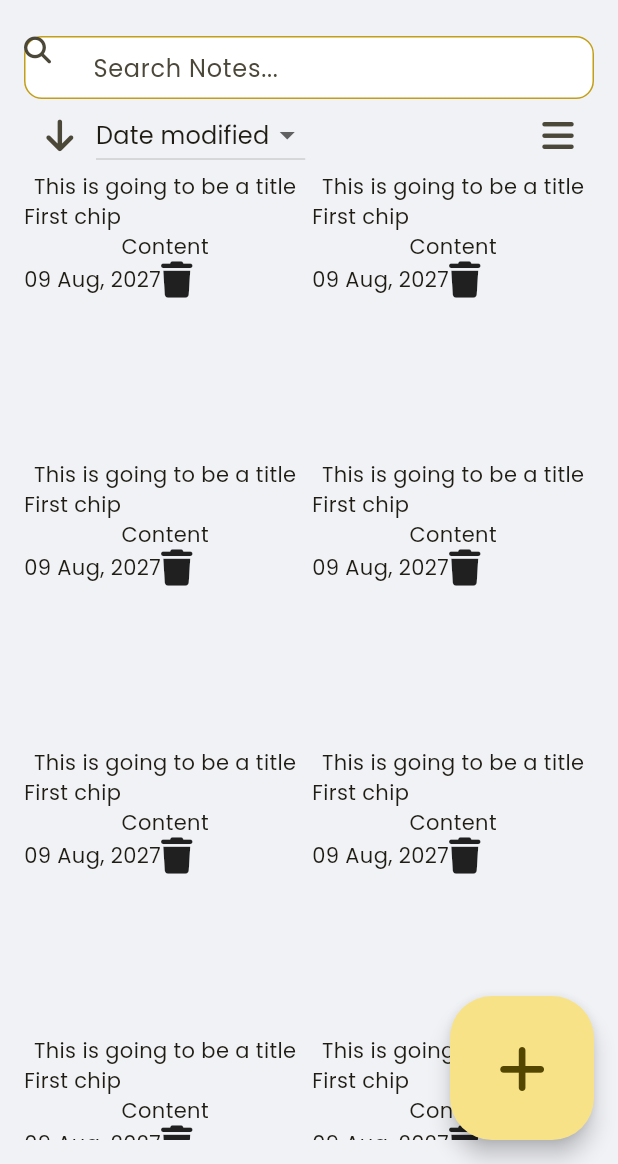
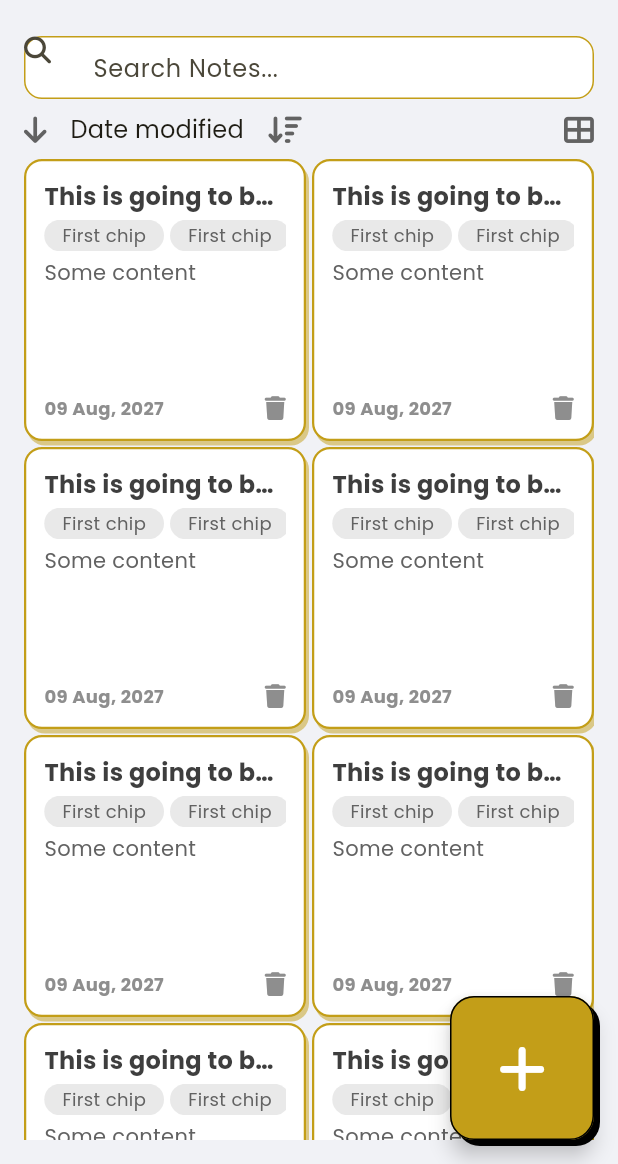
Before and after one commit to RafaelDella/AwesomeNotes, a Flutter app: the screen it shows after launch, on a phone screen of 412 x 824 dp, the part 72-1236 px from its top. Run offline on Flutter 3.47's test engine with Material 3 defaults, Android fonts, the phone set to English and light mode, and no system bars; our stand-ins replace font_awesome_flutter.

Commit message:
Awesome Notes Design finish

```diff
--- /dev/null
+++ b/awesome_notes/lib/Pages/main_page.dart
@@ -0,0 +1,138 @@
+import 'package:awesome_notes/core/constants.dart';
+import 'package:awesome_notes/Widgets/note_fab.dart';
+import 'package:awesome_notes/Widgets/note_grid.dart';
+import 'package:awesome_notes/Widgets/note_list.dart';
+import 'package:awesome_notes/Widgets/search_field.dart';
+
+import 'package:flutter/material.dart';
+import 'package:font_awesome_flutter/font_awesome_flutter.dart';
+
+class MainPage extends StatefulWidget {
+  const MainPage({super.key});
+
+  @override
+  State<MainPage> createState() => _MainPageState();
+}
+
+class _MainPageState extends State<MainPage> {
+  final List<String> dropDownOptions = ['Date modified', 'Date created'];
+
+  late String dropDownValue = dropDownOptions.first;
+
+  bool isDescending = true;
+  bool isGrid = true;
+
+  @override
+  Widget build(BuildContext context) {
+    return Scaffold(
+      appBar: AppBar(
+        title: const Text("Awesome Notes 📝"),
+        actions: [
+          IconButton(
+            onPressed: () {},
+            icon: const FaIcon(FontAwesomeIcons.rightFromBracket),
+            style: IconButton.styleFrom(
+                backgroundColor: primary,
+                foregroundColor: white,
+                shape: RoundedRectangleBorder(
+                    borderRadius: BorderRadius.circular(12),
+                    side: const BorderSide(
+                      color: black,
+                    ))),
+          ),
+        ],
+      ),
+      floatingActionButton: const NoteFab(),
+      body: Padding(
+        padding: const EdgeInsets.all(16.0),
+        child: Column(
+          children: [
+            const SearchField(),
+            Padding(
+              padding: const EdgeInsets.symmetric(vertical: 8.0),
+              child: Row(
+                children: [
+                  IconButton(
+                    onPressed: () {
+                      setState(() {
+                        isDescending = !isDescending;
+                      });
+                    },
+                    icon: FaIcon(isDescending ? FontAwesomeIcons.arrowDown : FontAwesomeIcons.arrowUp),
+                    padding: EdgeInsets.zero,
+                    visualDensity: VisualDensity.compact,
+                    constraints: const BoxConstraints(),
+                    style: IconButton.styleFrom(
+                        tapTargetSize: MaterialTapTargetSize.shrinkWrap),
+                    iconSize: 20,
+                    color: gray700,
+                  ),
+                  const SizedBox(width: 16),
+                  DropdownButton<String>(
+                    value: dropDownValue,
+                    icon: const Padding(
+                      padding: EdgeInsets.only(left: 16.0),
+                      child: FaIcon(
+                        FontAwesomeIcons.arrowDownWideShort,
+                        size: 20,
+                        color: gray700,
+                      ),
+                    ),
+                    underline: const SizedBox.shrink(),
+                    borderRadius: BorderRadius.circular(16),
+                    isDense: true,
+                    items: dropDownOptions
+                        .map(
+                          (e) => DropdownMenuItem(
+                            value: e,
+                            child: Row(
+                              children: [
+                                Text(e),
+                                if (e == dropDownValue) ...[
+                                  const SizedBox(width: 8),
+                                  const Icon(Icons.check),
+                                ]
+                              ],
+                            ),
+                          ),
+                        )
+                        .toList(),
+                    selectedItemBuilder: (context) =>
+                        dropDownOptions.map((e) => Text(e)).toList(),
+                    onChanged: (newValue) {
+                      setState(() {
+                        dropDownValue = newValue!;
+                      });
+                    },
+                  ),
+                  const Spacer(),
+                  IconButton(
+                    onPressed: () {
+                      setState(() {
+                        isGrid = !isGrid;
+                      });
+                    },
+                    icon: FaIcon(
+                      isGrid
+                        ? FontAwesomeIcons.tableCellsLarge
+                        : FontAwesomeIcons.bars),
+                    padding: EdgeInsets.zero,
+                    visualDensity: VisualDensity.compact,
+                    constraints: const BoxConstraints(),
+                    style: IconButton.styleFrom(
+                        tapTargetSize: MaterialTapTargetSize.shrinkWrap),
+                    iconSize: 20,
+                    color: gray700,
+                  ),
+                ],
+              ),
+            ),
+            Expanded(
+              child: isGrid ? const NotesGrid() : const NoteList(),
+            ),
+          ],
+        ),
+      ),
+    );
+  }
+}
--- /dev/null
+++ b/awesome_notes/lib/Widgets/note_card.dart
@@ -0,0 +1,90 @@
+import 'package:awesome_notes/core/constants.dart';
+import 'package:flutter/material.dart';
+import 'package:font_awesome_flutter/font_awesome_flutter.dart';
+
+class NoteCard extends StatelessWidget {
+  const NoteCard({
+    required this.isInGrid,
+    super.key,
+  });
+
+  final bool isInGrid ;
+
+  @override
+  Widget build(BuildContext context) {
+    return Container(
+      decoration: BoxDecoration(
+        color: white,
+        border: Border.all(
+          color: primary,
+          width: 1.5,
+        ),
+        borderRadius: BorderRadius.circular(12),
+        boxShadow: [
+          BoxShadow(
+              color: primary.withOpacity(0.5),
+              offset: const Offset(2, 3)),
+        ],
+      ),
+      padding: const EdgeInsets.all(12),
+      child: Column(
+        crossAxisAlignment: CrossAxisAlignment.start,
+        children: [
+          const Text(
+            "This is going to be a title",
+            maxLines: 1,
+            overflow: TextOverflow.ellipsis,
+            style: TextStyle(fontWeight: FontWeight.bold, fontSize: 16, color: gray900),
+          ),
+          const SizedBox(height: 4),
+          SingleChildScrollView(
+            scrollDirection: Axis.horizontal,
+            child: Row(
+              children: List.generate(
+                3,
+                (index) => Container(
+                  decoration: BoxDecoration(
+                      borderRadius: BorderRadius.circular(16),
+                      color: gray100),
+                  padding: const EdgeInsets.symmetric(
+                    horizontal: 12,
+                    vertical: 2,
+                  ),
+                  margin: const EdgeInsets.only(right: 4),
+                  child: const Text(
+                    "First chip",
+                    style:
+                        TextStyle(fontSize: 12, color: gray700),
+                  ),
+                ),
+              ),
+            ),
+          ),
+          const SizedBox(height: 4),
+          if(isInGrid)
+            const Expanded(
+              child: Text(
+                "Some content",
+                maxLines: 3,
+                overflow: TextOverflow.ellipsis,
+                style: TextStyle(color: gray700),
+                ),
+              )
+          else
+            const Text(
+                "Some content",
+                style: TextStyle(color: gray700),
+                ),
+
+          const Row(
+            children: [
+              Text("09 Aug, 2027", style: TextStyle(fontSize: 12, fontWeight: FontWeight.w600, color: gray500),),
+              Spacer(),
+              FaIcon(FontAwesomeIcons.trash, color: gray500, size: 16,)
+            ],
+          ),
+        ],
+      ),
+    );
+  }
+}
--- /dev/null
+++ b/awesome_notes/lib/Widgets/note_fab.dart
@@ -0,0 +1,23 @@
+import 'package:awesome_notes/core/constants.dart';
+import 'package:flutter/material.dart';
+import 'package:font_awesome_flutter/font_awesome_flutter.dart';
+
+class NoteFab extends StatelessWidget {
+  const NoteFab({
+    super.key,
+  });
+
+  @override
+  Widget build(BuildContext context) {
+    return DecoratedBox(
+      decoration: BoxDecoration(borderRadius: BorderRadius.circular(16),boxShadow: [const BoxShadow(color: black, offset: Offset(4, 4))]),
+      child: FloatingActionButton.large(
+        onPressed: () {},
+        child: const FaIcon(FontAwesomeIcons.plus),
+        backgroundColor: primary,
+        foregroundColor: white,
+        shape: RoundedRectangleBorder(borderRadius: BorderRadius.circular(16), side: const BorderSide(color: black)),
+      ),
+    );
+  }
+}
--- /dev/null
+++ b/awesome_notes/lib/Widgets/note_grid.dart
@@ -0,0 +1,20 @@
+import 'package:awesome_notes/Widgets/note_card.dart';
+import 'package:flutter/material.dart';
+
+class NotesGrid extends StatelessWidget {
+  const NotesGrid({
+    super.key,
+  });
+
+  @override
+  Widget build(BuildContext context) {
+    return GridView.builder(
+      itemCount: 8,
+      gridDelegate: const SliverGridDelegateWithFixedCrossAxisCount(
+          crossAxisCount: 2, crossAxisSpacing: 4, mainAxisSpacing: 4),
+      itemBuilder: (context, int index) {
+        return const NoteCard(isInGrid: true,);
+      },
+    );
+  }
+}
--- /dev/null
+++ b/awesome_notes/lib/Widgets/note_list.dart
@@ -0,0 +1,23 @@
+import 'package:awesome_notes/Widgets/note_card.dart';
+import 'package:flutter/material.dart';
+
+class NoteList extends StatefulWidget {
+  const NoteList({super.key});
+
+  @override
+  State<NoteList> createState() => _NoteListState();
+}
+
+class _NoteListState extends State<NoteList> {
+  @override
+  Widget build(BuildContext context) {
+    return ListView.separated(
+      itemCount: 15,
+      clipBehavior: Clip.none,
+      itemBuilder: (context, index) {
+        return const NoteCard(isInGrid: false,);
+      },
+      separatorBuilder: (context, index) => const SizedBox(height: 8),
+    );
+  }
+}
--- /dev/null
+++ b/awesome_notes/lib/Widgets/search_field.dart
@@ -0,0 +1,32 @@
+import 'package:awesome_notes/core/constants.dart';
+import 'package:flutter/material.dart';
+import 'package:font_awesome_flutter/font_awesome_flutter.dart';
+
+class SearchField extends StatelessWidget {
+  const SearchField({
+    super.key,
+  });
+
+  @override
+  Widget build(BuildContext context) {
+    return TextField(
+      decoration: InputDecoration(
+          hintText: "Search Notes...",
+          prefixIcon: const FaIcon(FontAwesomeIcons.magnifyingGlass),
+          fillColor: white,
+          filled: true,
+          isDense: true,
+          contentPadding: EdgeInsets.zero,
+          prefixIconConstraints:
+                const BoxConstraints(minWidth: 42, minHeight: 42),
+          enabledBorder: OutlineInputBorder(
+            borderRadius: BorderRadius.circular(12),
+            borderSide:  const BorderSide(color: primary),
+          ),
+          focusedBorder: OutlineInputBorder(
+            borderRadius: BorderRadius.circular(12),
+            borderSide: const BorderSide(color: primary),
+          )),
+    );
+  }
+}
--- a/awesome_notes/lib/main.dart
+++ b/awesome_notes/lib/main.dart
@@ -1,5 +1,5 @@
-import 'package:awesome_notes/constants.dart';
-import 'package:awesome_notes/main_page.dart';
+import 'package:awesome_notes/core/constants.dart';
+import 'package:awesome_notes/Pages/main_page.dart';
 import 'package:flutter/material.dart';
 
 void main() {
@@ -22,7 +22,7 @@ class MyApp extends StatelessWidget {
         scaffoldBackgroundColor: background,
         appBarTheme: Theme.of(context).appBarTheme.copyWith(
               backgroundColor: Colors.transparent,
-              titleTextStyle: TextStyle(
+              titleTextStyle: const TextStyle(
                   color: primary,
                   fontSize: 32,
                   fontFamily: 'Fredoka',
--- a/awesome_notes/lib/main_page.dart
+++ /dev/null
@@ -1,124 +0,0 @@
-import 'package:awesome_notes/constants.dart';
-import 'package:flutter/material.dart';
-import 'package:font_awesome_flutter/font_awesome_flutter.dart';
-
-class MainPage extends StatefulWidget {
-  const MainPage({super.key});
-
-  @override
-  State<MainPage> createState() => _MainPageState();
-}
-
-class _MainPageState extends State<MainPage> {
-  final List<String> dropDownOptions = ['Date modified', 'Date created'];
-
-  late String dropDownValue = dropDownOptions.first;
-
-  @override
-  Widget build(BuildContext context) {
-    return Scaffold(
-      appBar: AppBar(
-        title: const Text("Awesome Notes 📝"),
-        actions: [
-          IconButton(
-            onPressed: () {},
-            icon: const FaIcon(FontAwesomeIcons.rightFromBracket),
-            style: IconButton.styleFrom(
-                backgroundColor: primary,
-                foregroundColor: white,
-                shape: RoundedRectangleBorder(
-                    borderRadius: BorderRadius.circular(12),
-                    side: BorderSide(
-                      color: black,
-                    ))),
-          ),
-        ],
-      ),
-      floatingActionButton: FloatingActionButton.large(
-        onPressed: () {},
-        child: FaIcon(FontAwesomeIcons.plus),
-      ),
-      body: Padding(
-        padding: const EdgeInsets.all(16.0),
-        child: Column(
-          children: [
-            TextField(
-              decoration: InputDecoration(
-                  hintText: "Search Notes...",
-                  prefixIcon: FaIcon(FontAwesomeIcons.magnifyingGlass),
-                  fillColor: white,
-                  filled: true,
-                  isDense: true,
-                  contentPadding: EdgeInsets.zero,
-                  prefixIconConstraints:
-                      BoxConstraints(minWidth: 42, minHeight: 42),
-                  enabledBorder: OutlineInputBorder(
-                    borderRadius: BorderRadius.circular(12),
-                    borderSide: BorderSide(color: primary),
-                  ),
-                  focusedBorder: OutlineInputBorder(
-                    borderRadius: BorderRadius.circular(12),
-                    borderSide: BorderSide(color: primary),
-                  )),
-            ),
-            Row(
-              children: [
-                IconButton(
-                    onPressed: () {}, icon: FaIcon(FontAwesomeIcons.arrowDown)),
-                DropdownButton<String>(
-                  value: dropDownValue,
-                  items: dropDownOptions
-                      .map(
-                        (e) => DropdownMenuItem(
-                          value: e,
-                          child: Text(e),
-                        ),
-                      )
-                      .toList(),
-                  onChanged: (newValue) {
-                    setState(() {
-                      dropDownValue = newValue!;
-                    });
-                  },
-                ),
-                Spacer(),
-                IconButton(
-                    onPressed: () {}, icon: FaIcon(FontAwesomeIcons.bars)),
-              ],
-            ),
-            Expanded(
-              child: GridView.builder(
-                itemCount: 8,
-                gridDelegate: SliverGridDelegateWithFixedCrossAxisCount(
-                    crossAxisCount: 2, crossAxisSpacing: 4, mainAxisSpacing: 4),
-                itemBuilder: (context, int index) {
-                  return Container(
-                    child: Column(
-                      children: [
-                        Text("This is going to be a title"),
-                        Row(
-                          children: [
-                            Container(
-                              child: Text("First chip"),
-                            ),
-                          ],
-                        ),
-                        Text("Content"),
-                        Row(
-                          children: [
-                            Text("09 Aug, 2027"),
-                            FaIcon(FontAwesomeIcons.trash)
-                          ],
-                        ),
-                      ],
-                    ),
-                  );
-                },
-              ),
-            ),
-          ],
-        ),
-      ),
-    );
-  }
-}
```
Also changed, not shown: awesome_notes/lib/core/constants.dart (renamed from awesome_notes/lib/constants.dart).
